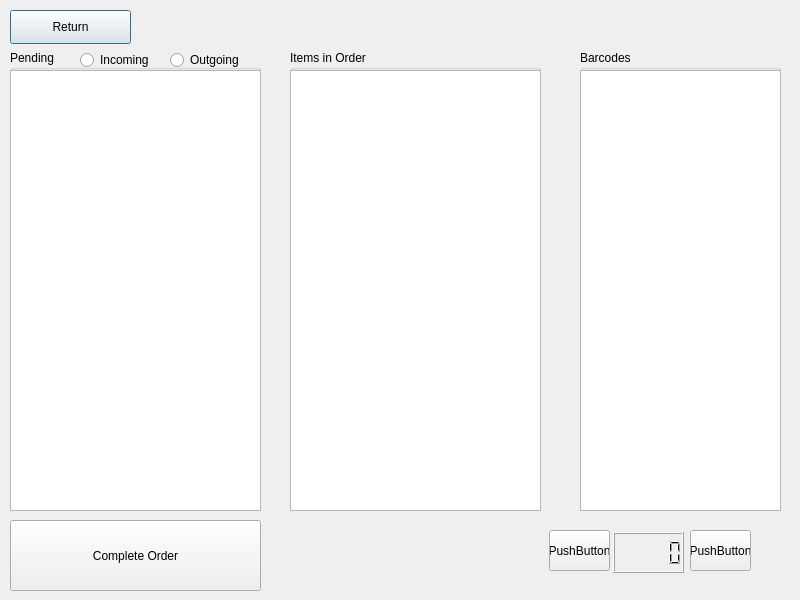
Above: UI/orders_window.ui from npaolini-8/se-group-5 before the change. Below: the same form after it.
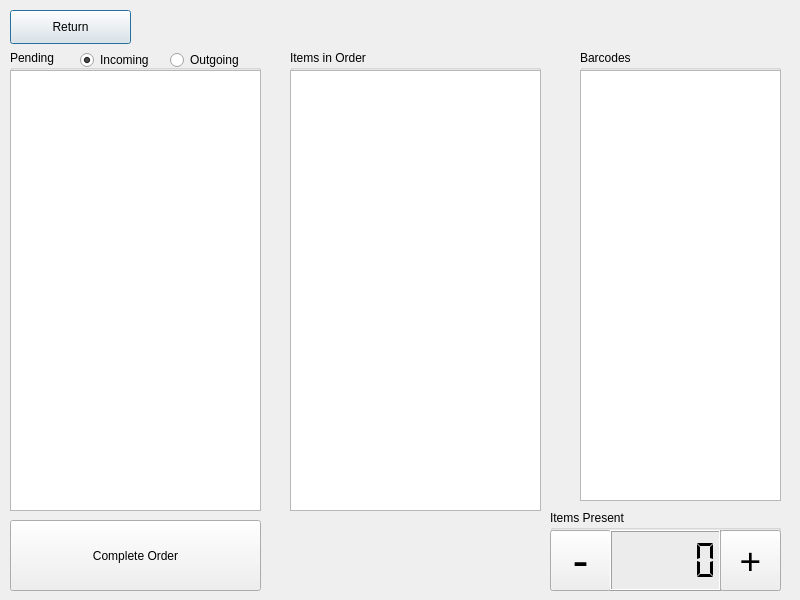
That is the form after the change.

Commit message: Good progress on order processing gui

```diff
--- a/UI/orders_window.ui
+++ b/UI/orders_window.ui
@@ -73,6 +73,9 @@
     <property name="text">
      <string>Incoming</string>
     </property>
+    <property name="checked">
+     <bool>true</bool>
+    </property>
    </widget>
    <widget class="QRadioButton" name="radioButton_2">
     <property name="geometry">
@@ -117,7 +120,7 @@
      <x>580</x>
      <y>50</y>
      <width>201</width>
-     <height>461</height>
+     <height>451</height>
     </rect>
    </property>
    <property name="title">
@@ -129,46 +132,80 @@
       <x>0</x>
       <y>20</y>
       <width>201</width>
-      <height>441</height>
+      <height>431</height>
      </rect>
     </property>
+    <property name="font">
+     <font>
+      <pointsize>8</pointsize>
+     </font>
+    </property>
    </widget>
   </widget>
-  <widget class="QPushButton" name="pushButton_2">
+  <widget class="QGroupBox" name="groupBox_4">
    <property name="geometry">
     <rect>
-     <x>549</x>
-     <y>530</y>
+     <x>550</x>
+     <y>510</y>
+     <width>231</width>
+     <height>81</height>
+    </rect>
+   </property>
+   <property name="title">
+    <string>Items Present</string>
+   </property>
+   <widget class="QPushButton" name="minus_btn">
+    <property name="geometry">
+     <rect>
+      <x>0</x>
+      <y>20</y>
      <width>61</width>
-     <height>41</height>
-    </rect>
-   </property>
+      <height>61</height>
+     </rect>
+    </property>
+    <property name="font">
+     <font>
+      <pointsize>36</pointsize>
+     </font>
+    </property>
    <property name="text">
-    <string>PushButton</string>
-   </property>
-  </widget>
-  <widget class="QPushButton" name="pushButton_3">
+     <string>-</string>
+    </property>
+   </widget>
+   <widget class="QLCDNumber" name="lcd_count">
    <property name="geometry">
     <rect>
-     <x>690</x>
-     <y>530</y>
-     <width>61</width>
-     <height>41</height>
-    </rect>
-   </property>
-   <property name="text">
-    <string>PushButton</string>
-   </property>
-  </widget>
-  <widget class="QLCDNumber" name="lcdNumber">
+      <x>60</x>
+      <y>20</y>
+      <width>111</width>
+      <height>61</height>
+     </rect>
+    </property>
+    <property name="mode">
+     <enum>QLCDNumber::Dec</enum>
+    </property>
+    <property name="segmentStyle">
+     <enum>QLCDNumber::Flat</enum>
+    </property>
+   </widget>
+   <widget class="QPushButton" name="plus_btn">
    <property name="geometry">
     <rect>
-     <x>613</x>
-     <y>532</y>
-     <width>71</width>
-     <height>41</height>
-    </rect>
-   </property>
+      <x>170</x>
+      <y>20</y>
+      <width>61</width>
+      <height>61</height>
+     </rect>
+    </property>
+    <property name="font">
+     <font>
+      <pointsize>28</pointsize>
+     </font>
+    </property>
+    <property name="text">
+     <string>+</string>
+    </property>
+   </widget>
   </widget>
  </widget>
  <resources/>
```
Left out of the diff: 22 changed lines with no effect on the pictures. Lines whose indentation alone changed are shown as unchanged. The commit also changes 1 other file.
